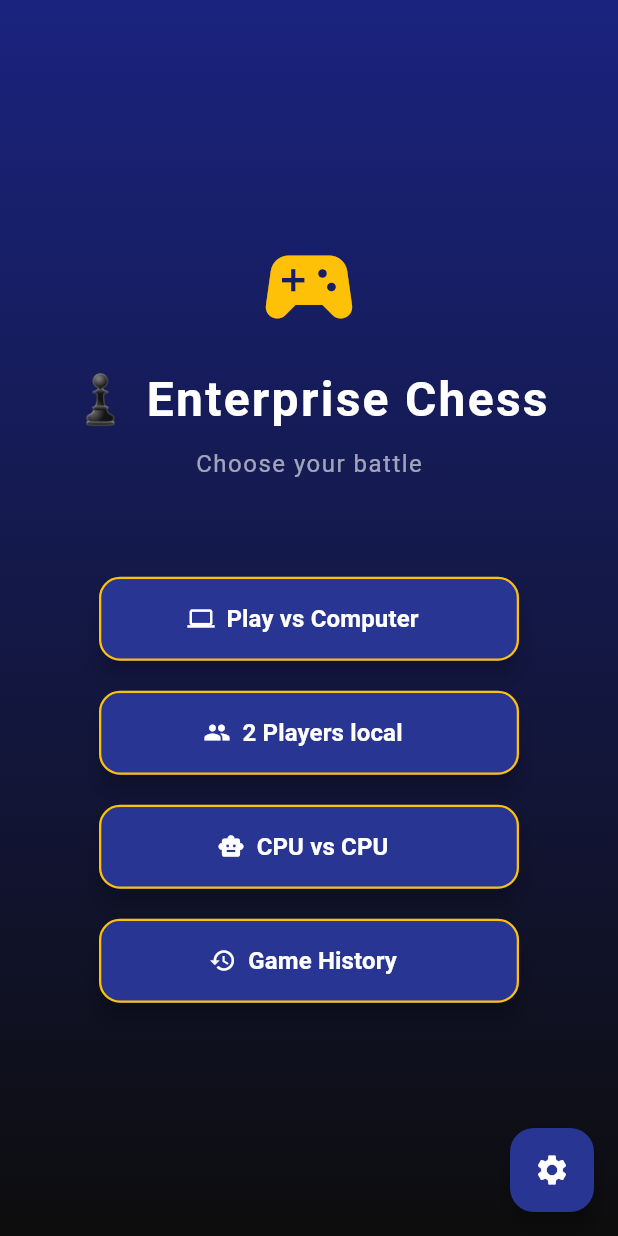
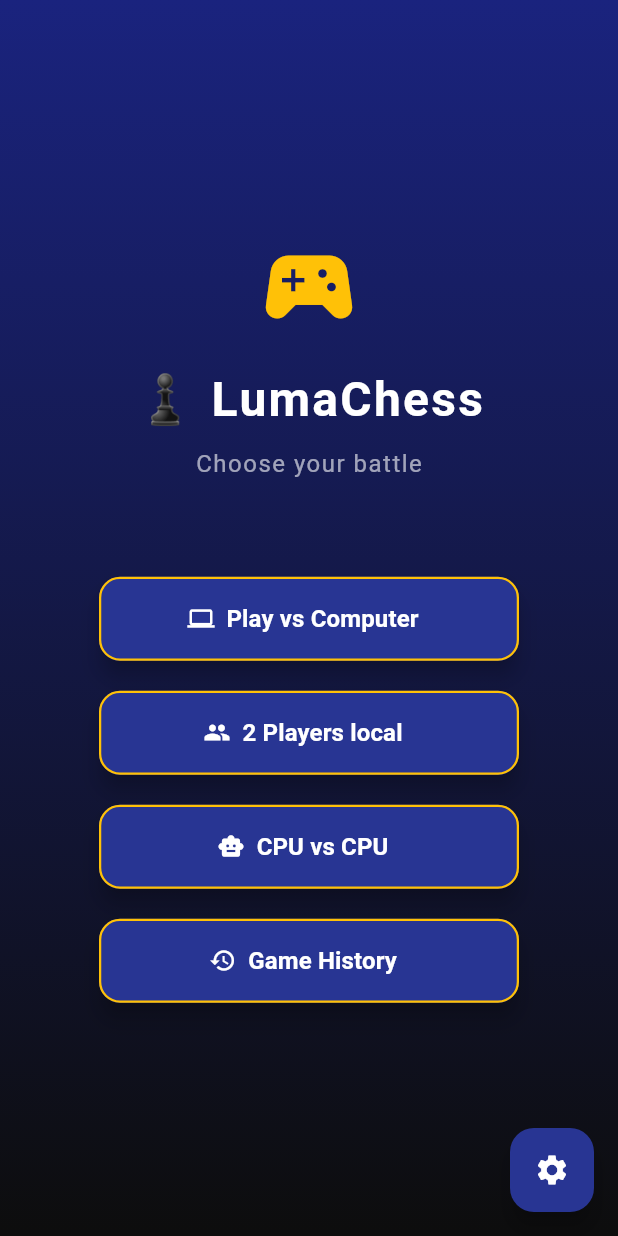
Before and after one commit to thanhlvt/LumaChess, a Flutter app: the screen it shows after launch, on a phone screen of 412 x 824 dp. Run offline on Flutter 3.47's test engine with Material 3 defaults, Android fonts, the phone set to English and light mode, and no system bars; our stand-ins replace audioplayers, flutter_riverpod, get_it, shared_preferences; missing offline and left inert: chess, squares, stockfish; statements that could not run were skipped.

Commit message:
change name to luma

```diff
--- a/lib/domain/match_provider.dart
+++ b/lib/domain/match_provider.dart
@@ -1,6 +1,6 @@
 import 'package:flutter_riverpod/flutter_riverpod.dart';
-import 'package:enterprise_chess/domain/i_chess_engine.dart';
-import 'package:enterprise_chess/domain/engine_config.dart';
+import 'package:luma_chess/domain/i_chess_engine.dart';
+import 'package:luma_chess/domain/engine_config.dart';
 import 'match_controller.dart';
 import 'match_state.dart';
 
--- a/lib/domain/user_settings_provider.dart
+++ b/lib/domain/user_settings_provider.dart
@@ -1,7 +1,7 @@
 import 'package:flutter_riverpod/flutter_riverpod.dart';
 import 'package:shared_preferences/shared_preferences.dart';
 import 'package:squares/squares.dart';
-import 'package:enterprise_chess/presentation/utils/custom_themes.dart';
+import 'package:luma_chess/presentation/utils/custom_themes.dart';
 
 /// Holds the user's visual preferences for the chessboard.
 class UserSettings {
--- a/lib/infrastructure/injection.dart
+++ b/lib/infrastructure/injection.dart
@@ -1,6 +1,6 @@
 import 'package:get_it/get_it.dart';
-import 'package:enterprise_chess/domain/i_chess_engine.dart';
-import 'package:enterprise_chess/infrastructure/stockfish_engine_impl.dart';
+import 'package:luma_chess/domain/i_chess_engine.dart';
+import 'package:luma_chess/infrastructure/stockfish_engine_impl.dart';
 
 final getIt = GetIt.instance;
 
--- a/lib/main.dart
+++ b/lib/main.dart
@@ -2,11 +2,11 @@ import 'dart:ui';
 import 'package:flutter/material.dart';
 import 'package:flutter_riverpod/flutter_riverpod.dart';
 import 'package:get_it/get_it.dart';
-import 'package:enterprise_chess/domain/i_chess_engine.dart';
-import 'package:enterprise_chess/domain/match_provider.dart';
-import 'package:enterprise_chess/infrastructure/injection.dart';
-import 'package:enterprise_chess/presentation/main_menu_screen.dart';
-import 'package:enterprise_chess/presentation/settings_screen.dart';
+import 'package:luma_chess/domain/i_chess_engine.dart';
+import 'package:luma_chess/domain/match_provider.dart';
+import 'package:luma_chess/infrastructure/injection.dart';
+import 'package:luma_chess/presentation/main_menu_screen.dart';
+import 'package:luma_chess/presentation/settings_screen.dart';
 
 // ignore: unused_element
 AppLifecycleListener? _lifecycleListener;
@@ -45,7 +45,7 @@ class ChessApp extends StatelessWidget {
   @override
   Widget build(BuildContext context) {
     return MaterialApp(
-      title: 'Enterprise Chess',
+      title: 'LumaChess',
       theme: ThemeData(
         colorScheme: ColorScheme.fromSeed(
           seedColor: Colors.indigo,
--- a/lib/presentation/cpu_setup_screen.dart
+++ b/lib/presentation/cpu_setup_screen.dart
@@ -1,8 +1,8 @@
 import 'package:flutter/material.dart';
 import 'package:flutter_riverpod/flutter_riverpod.dart';
 import 'package:shared_preferences/shared_preferences.dart';
-import 'package:enterprise_chess/domain/game_config.dart';
-import 'package:enterprise_chess/domain/engine_config.dart';
+import 'package:luma_chess/domain/game_config.dart';
+import 'package:luma_chess/domain/engine_config.dart';
 import 'cpu_vs_cpu_screen.dart';
 
 class CpuSetupScreen extends ConsumerStatefulWidget {
--- a/lib/presentation/game_setup_screen.dart
+++ b/lib/presentation/game_setup_screen.dart
@@ -2,8 +2,8 @@ import 'dart:math';
 import 'package:flutter/material.dart';
 import 'package:flutter_riverpod/flutter_riverpod.dart';
 import 'package:shared_preferences/shared_preferences.dart';
-import 'package:enterprise_chess/domain/game_config.dart';
-import 'package:enterprise_chess/domain/engine_config.dart';
+import 'package:luma_chess/domain/game_config.dart';
+import 'package:luma_chess/domain/engine_config.dart';
 import 'pve_screen.dart';
 
 /// Setup screen shown after the user taps "Play vs Computer".
--- a/lib/presentation/history_screen.dart
+++ b/lib/presentation/history_screen.dart
@@ -1,7 +1,7 @@
 import 'package:flutter/material.dart';
 import 'package:flutter_riverpod/flutter_riverpod.dart';
 import 'package:intl/intl.dart';
-import 'package:enterprise_chess/domain/game_history_provider.dart';
+import 'package:luma_chess/domain/game_history_provider.dart';
 import 'game_review_screen.dart';
 
 /// Screen to view past games.
--- a/lib/presentation/main_menu_screen.dart
+++ b/lib/presentation/main_menu_screen.dart
@@ -1,7 +1,7 @@
 import 'package:shared_preferences/shared_preferences.dart';
 import 'package:flutter/material.dart';
 import 'package:flutter_riverpod/flutter_riverpod.dart';
-import 'package:enterprise_chess/domain/game_config.dart';
+import 'package:luma_chess/domain/game_config.dart';
 import 'game_setup_screen.dart';
 import 'pvp_screen.dart';
 import 'settings_screen.dart';
@@ -33,7 +33,7 @@ class MainMenuScreen extends ConsumerWidget {
                 const Icon(Icons.sports_esports, size: 72, color: Colors.amber),
                 const SizedBox(height: 16),
                 const Text(
-                  '♟ Enterprise Chess',
+                  '♟ LumaChess',
                   style: TextStyle(
                     fontSize: 32,
                     fontWeight: FontWeight.bold,
--- a/lib/presentation/settings_screen.dart
+++ b/lib/presentation/settings_screen.dart
@@ -1,9 +1,9 @@
 import 'package:flutter/material.dart';
 import 'package:flutter_riverpod/flutter_riverpod.dart';
 import 'package:squares/squares.dart';
-import 'package:enterprise_chess/domain/user_settings_provider.dart';
-import 'package:enterprise_chess/presentation/utils/chess_board_builder.dart';
-import 'package:enterprise_chess/presentation/utils/custom_themes.dart';
+import 'package:luma_chess/domain/user_settings_provider.dart';
+import 'package:luma_chess/presentation/utils/chess_board_builder.dart';
+import 'package:luma_chess/presentation/utils/custom_themes.dart';
 
 class SettingsScreen extends ConsumerWidget {
   const SettingsScreen({super.key});
--- a/lib/presentation/utils/chess_board_builder.dart
+++ b/lib/presentation/utils/chess_board_builder.dart
@@ -1,5 +1,5 @@
 import 'package:squares/squares.dart';
-import 'package:enterprise_chess/presentation/utils/chess_coordinate_utils.dart';
+import 'package:luma_chess/presentation/utils/chess_coordinate_utils.dart';
 
 class ChessBoardBuilder {
   /// Builds a [BoardState] from a FEN string.
--- a/pubspec.yaml
+++ b/pubspec.yaml
@@ -1,4 +1,4 @@
-name: enterprise_chess
+name: luma_chess
 description: "A new Flutter project."
 # The following line prevents the package from being accidentally published to
 # pub.dev using `flutter pub publish`. This is preferred for private packages.
```
Also changed, not shown: lib/presentation/cpu_vs_cpu_screen.dart (+6 -6 lines), lib/presentation/game_review_screen.dart (+4 -4 lines), lib/presentation/pve_screen.dart (+7 -7 lines), lib/presentation/pvp_screen.dart (+6 -6 lines), 3 other files.
